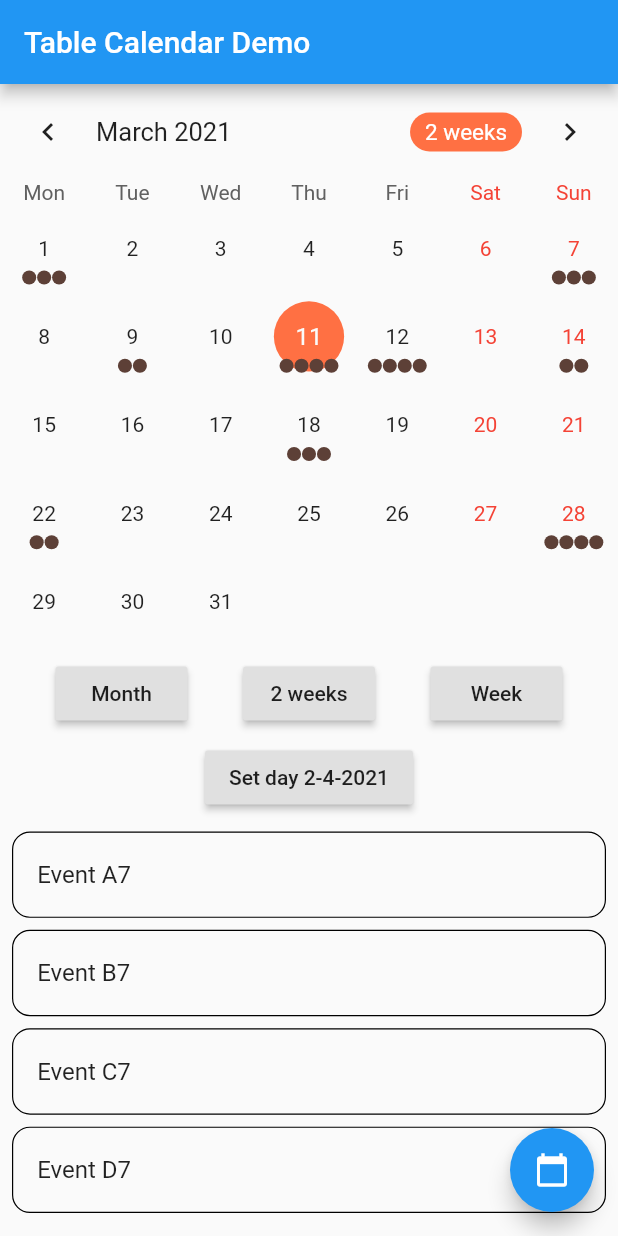
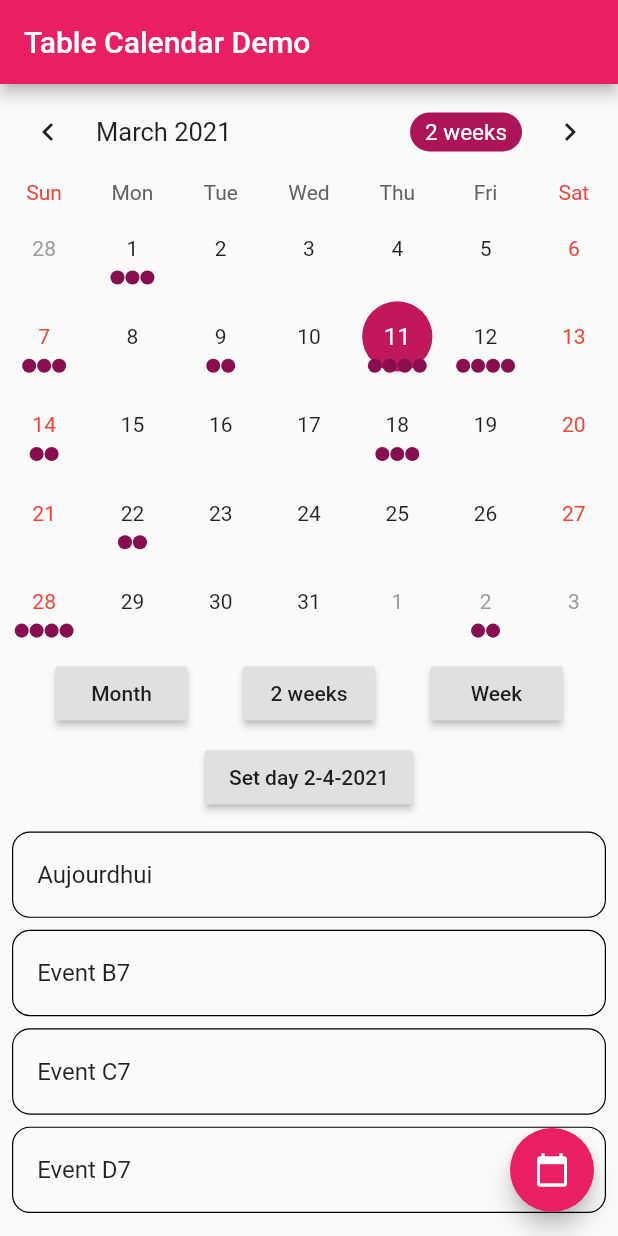
Before and after one commit to kingadamo/betaTestCalendrierMagique, a Flutter app: the screen it shows after launch, on a phone screen of 412 x 824 dp. Run offline on Flutter 3.47's test engine with Material 2 defaults, Android fonts, the phone set to English and light mode, and no system bars; drawn by our look-alikes of table_calendar.

Commit message:
Color changes

```diff
--- a/lib/main.dart
+++ b/lib/main.dart
@@ -21,7 +21,7 @@ class MyApp extends StatelessWidget {
     return MaterialApp(
       title: 'Table Calendar Demo',
       theme: ThemeData(
-        primarySwatch: Colors.blue,
+        primarySwatch: Colors.pink,
       ),
       home: MyHomePage(title: 'Table Calendar Demo'),
     );
@@ -78,7 +78,7 @@ class _MyHomePageState extends State<MyHomePage> with TickerProviderStateMixin {
         'Event C5'
       ],
       _selectedDay.subtract(Duration(days: 2)): ['Event A6', 'Event B6'],
-      _selectedDay: ['Event A7', 'Event B7', 'Event C7', 'Event D7'],
+      _selectedDay: ['Aujourdhui', 'Event B7', 'Event C7', 'Event D7'],
       _selectedDay.add(Duration(days: 1)): [
         'Event A8',
         'Event B8',
@@ -177,18 +177,18 @@ class _MyHomePageState extends State<MyHomePage> with TickerProviderStateMixin {
       calendarController: _calendarController,
       events: _events,
       holidays: _holidays,
-      startingDayOfWeek: StartingDayOfWeek.monday,
+      startingDayOfWeek: StartingDayOfWeek.sunday,
       calendarStyle: CalendarStyle(
-        selectedColor: Colors.deepOrange[400],
-        todayColor: Colors.deepOrange[200],
-        markersColor: Colors.brown[700],
-        outsideDaysVisible: false,
+        selectedColor: Colors.pink[700],
+        todayColor: Colors.blue[900],
+        markersColor: Colors.pink[900],
+        outsideDaysVisible: true,
       ),
       headerStyle: HeaderStyle(
         formatButtonTextStyle:
         TextStyle().copyWith(color: Colors.white, fontSize: 15.0),
         formatButtonDecoration: BoxDecoration(
-          color: Colors.deepOrange[400],
+          color: Colors.pink[800],
           borderRadius: BorderRadius.circular(16.0),
         ),
       ),
```
